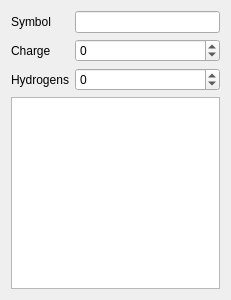
This is libmolsketch/atompopup.ui in timvdm/Molsketch as Qt 5 draws it before an edit. The edited form follows.
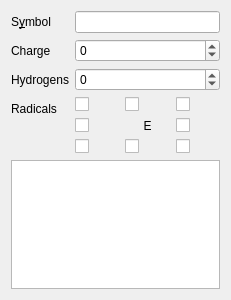
This is the edited form. Custom widgets are drawn as their Qt base class.

Commit message: Started GUI implementation for radical indicators

Diff of the .ui file:
```diff
--- a/libmolsketch/atompopup.ui
+++ b/libmolsketch/atompopup.ui
@@ -17,7 +17,7 @@
    <item row="0" column="0">
     <widget class="QLabel" name="elementLabel">
      <property name="text">
-      <string>Symbol</string>
+      <string>S&amp;ymbol</string>
      </property>
      <property name="buddy">
       <cstring>element</cstring>
@@ -61,9 +61,86 @@
      </property>
     </widget>
    </item>
-   <item row="3" column="0" colspan="2">
+   <item row="6" column="0" colspan="2">
     <widget class="Molsketch::CoordinateTableView" name="coordinates"/>
    </item>
+   <item row="3" column="0">
+    <widget class="QLabel" name="label">
+     <property name="text">
+      <string>Radicals</string>
+     </property>
+    </widget>
+   </item>
+   <item row="3" column="1">
+    <layout class="QGridLayout" name="gridLayout">
+     <item row="1" column="0">
+      <widget class="QCheckBox" name="leftRadical">
+       <property name="text">
+        <string/>
+       </property>
+      </widget>
+     </item>
+     <item row="0" column="0">
+      <widget class="QCheckBox" name="topLeftRadical">
+       <property name="text">
+        <string/>
+       </property>
+      </widget>
+     </item>
+     <item row="0" column="2">
+      <widget class="QCheckBox" name="topRightRadical">
+       <property name="text">
+        <string/>
+       </property>
+      </widget>
+     </item>
+     <item row="2" column="0">
+      <widget class="QCheckBox" name="bottomLeftRadical">
+       <property name="text">
+        <string/>
+       </property>
+      </widget>
+     </item>
+     <item row="2" column="2">
+      <widget class="QCheckBox" name="bottomRightRadical">
+       <property name="text">
+        <string/>
+       </property>
+      </widget>
+     </item>
+     <item row="0" column="1">
+      <widget class="QCheckBox" name="topRadical">
+       <property name="text">
+        <string/>
+       </property>
+      </widget>
+     </item>
+     <item row="2" column="1">
+      <widget class="QCheckBox" name="bottomRadical">
+       <property name="text">
+        <string/>
+       </property>
+      </widget>
+     </item>
+     <item row="1" column="2">
+      <widget class="QCheckBox" name="rightRadical">
+       <property name="text">
+        <string/>
+       </property>
+      </widget>
+     </item>
+     <item row="1" column="1">
+      <widget class="QLabel" name="radicalElementLabel">
+       <property name="text">
+        <string>E</string>
+       </property>
+       <property name="alignment">
+        <set>Qt::AlignCenter</set>
+       </property>
+      </widget>
+     </item>
+    </layout>
+   </item>
   </layout>
  </widget>
  <customwidgets>
```
Left out of the diff: 69 changed lines with no effect on the pictures. The commit also changes 6 other files.
